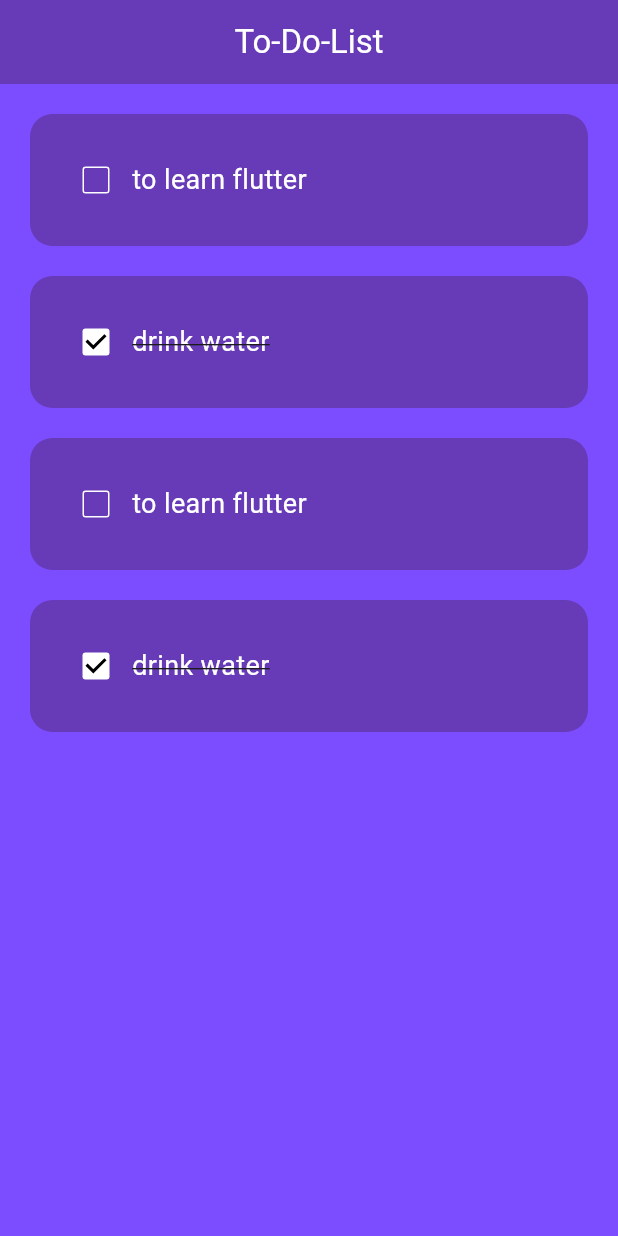
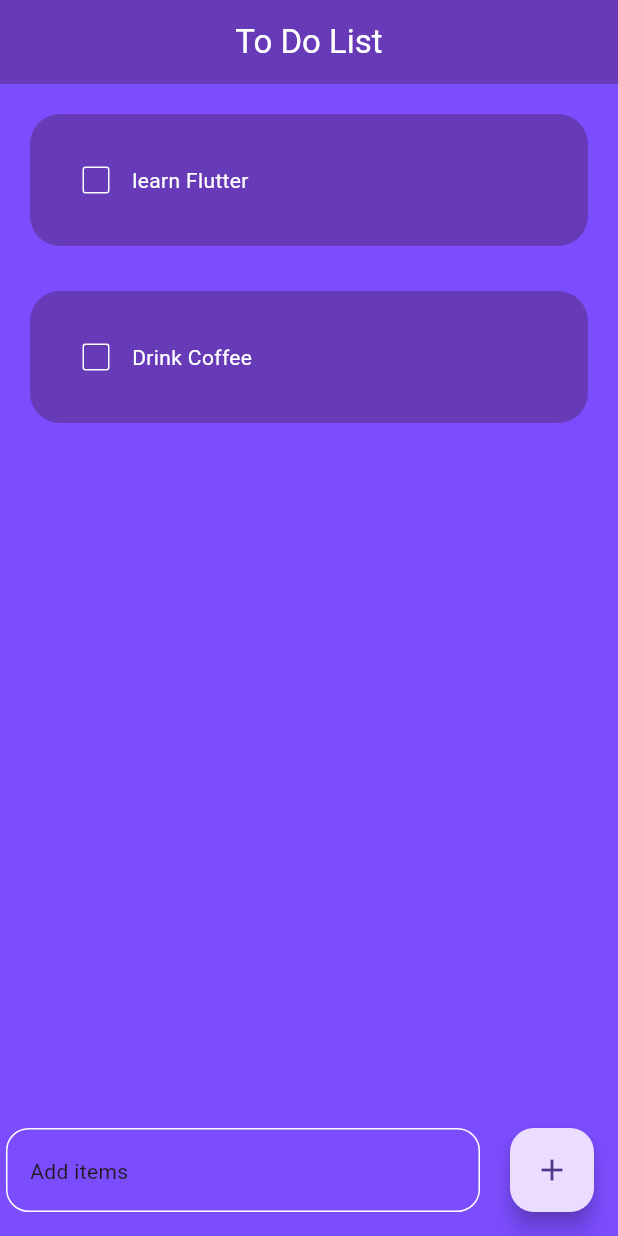
Before and after one commit to Niranjantk/Some_Flutter_projects, a Flutter app: the screen it shows after launch, on a phone screen of 412 x 824 dp. Run offline on Flutter 3.47's test engine with Material 3 defaults, Android fonts, the light colour scheme and no system bars; our stand-ins replace shared_preferences; key blocks and very long unbroken strings in the code were emptied for the run.

Commit message:
complected the todo list app

```diff
--- a/to_do_list_app/lib/Pages/elements/to_do_list.dart
+++ /dev/null
@@ -1,50 +0,0 @@
-import 'package:flutter/material.dart';
-class ToDoList extends StatelessWidget {
-  const ToDoList({super.key,
-  required this.taskname,
-  required this.taskcomplected,
-  required this.onChanged});
-  final String taskname;
-  final bool taskcomplected;
-  final Function(bool?)? onChanged;
-  @override
-  Widget build(BuildContext context) {
-    return Padding(
-
-            padding: const EdgeInsets.only(
-              top: 20,
-              left: 20,
-              right: 20,
-              bottom: 0,
-            ),
-            child: Container(
-              decoration: BoxDecoration(
-                color: Colors.deepPurple,
-                borderRadius: BorderRadius.circular(15),
-              ),
-              padding: EdgeInsets.all(20),
-              child: Row(
-                children: [
-                  Checkbox(
-                    value: taskcomplected,
-                    onChanged: onChanged,
-                    checkColor: Colors.black,
-                    activeColor: Colors.white,
-                    side: BorderSide(color: Colors.white),),
-
-
-                  Text(
-                    taskname,
-                    style: TextStyle(
-                      color: Colors.white,
-                       fontSize: 18,
-                       decoration:taskcomplected? TextDecoration.lineThrough:TextDecoration.none,
-                       ),
-                  ),
-                ],
-              ),
-            ),
-          );
-
-  }
-}
--- a/to_do_list_app/lib/Pages/home_Page.dart
+++ b/to_do_list_app/lib/Pages/home_Page.dart
@@ -1,5 +1,5 @@
 import 'package:flutter/material.dart';
-import 'package:to_do_list_app/Pages/elements/to_do_list.dart';
+import 'package:to_do_list_app/utils/todolist_contents.dart';
 
 class HomePageToDo extends StatefulWidget {
   HomePageToDo({super.key});
@@ -9,38 +9,69 @@ class HomePageToDo extends StatefulWidget {
 }
 
 class _HomePageToDoState extends State<HomePageToDo> {
+  final textcontrolder = TextEditingController();
   List todolist = [
-    ["to learn flutter", false],
-    ["drink water", true],
-    ["to learn flutter", false],
-    ["drink water", true],
+    ['learn Flutter', false],
+    ['Drink Coffee', false],
   ];
 
-  void checkboxchanged(int index){
+  void onchengeevent(int index) {
     setState(() {
-      todolist[index][1]=!todolist[index][1];
+      todolist[index][1] = !todolist[index][1];
     });
   }
 
+
+  void adddata(){
+    setState(() {
+      todolist.add([textcontrolder.text,false]);
+      textcontrolder.clear();
+    });
+  }
   @override
   Widget build(BuildContext context) {
     return Scaffold(
       backgroundColor: Colors.deepPurpleAccent,
       appBar: AppBar(
-        title: Text('To-Do-List'),
+        title: Text('To Do List'),
         centerTitle: true,
         backgroundColor: Colors.deepPurple,
         foregroundColor: Colors.white,
       ),
       body: ListView.builder(
         itemCount: todolist.length,
-        itemBuilder: (BuildContext context, index) {
-          return ToDoList(
-            taskname: todolist[index][0],
-            taskcomplected: todolist[index][1],
-            onChanged: (value)=>checkboxchanged(index),
+        itemBuilder: (BuildContext context, int index) {
+          return TodolistContents(
+            title: todolist[index][0],
+            checkbox: todolist[index][1],
+            onchange: (value) => onchengeevent(index),
           );
         },
+      ),
+      floatingActionButton: Row(
+        children: [
+          Expanded(
+            child: Padding(
+              padding: const EdgeInsets.symmetric(horizontal: 20),
+              child: TextField(
+                controller: textcontrolder,
+                decoration: InputDecoration(
+                  hint: Text("Add items"),
+                  fillColor: const Color.fromARGB(255, 105, 93, 141),
+                  enabledBorder: OutlineInputBorder(
+                    borderSide: BorderSide(color: Colors.white),
+                    borderRadius: BorderRadius.circular(15),
+                  ),
+                  focusedBorder: OutlineInputBorder(
+                    borderSide: BorderSide(color: Colors.white),
+                    borderRadius: BorderRadius.circular(15),
+                  ),
+                ),
+              ),
+            ),
+          ),
+          FloatingActionButton(onPressed: adddata, child: Icon(Icons.add)),
+        ],
       ),
     );
   }
--- /dev/null
+++ b/to_do_list_app/lib/utils/todolist_contents.dart
@@ -0,0 +1,51 @@
+import 'package:flutter/material.dart';
+
+class TodolistContents extends StatelessWidget {
+  const TodolistContents({
+    super.key,
+    required this.title,
+    required this.checkbox,
+    this.onchange,
+  });
+  final String title;
+  final bool checkbox;
+  final Function(bool?)? onchange;
+
+  @override
+  Widget build(BuildContext context) {
+    return Padding(
+      padding: const EdgeInsets.only(top: 20, bottom: 10, right: 20, left: 20),
+      child: Container(
+        decoration: BoxDecoration(
+          borderRadius: BorderRadius.circular(20),
+          color: Colors.deepPurple,
+        ),
+        child: Padding(
+          padding: const EdgeInsets.all(20.0),
+          child: Row(
+            children: [
+              Checkbox(
+                checkColor: Colors.black,
+                activeColor: Colors.white,
+                side: BorderSide(color: Colors.white),
+                value: checkbox,
+                onChanged: onchange,
+              ),
+              Text(
+                title,
+                style: TextStyle(
+                  decoration: checkbox
+                      ? TextDecoration.lineThrough
+                      : TextDecoration.none,
+                  color: Colors.white,
+                  decorationColor: Colors.white,
+                  decorationThickness: 3,
+                ),
+              ),
+            ],
+          ),
+        ),
+      ),
+    );
+  }
+}
```
